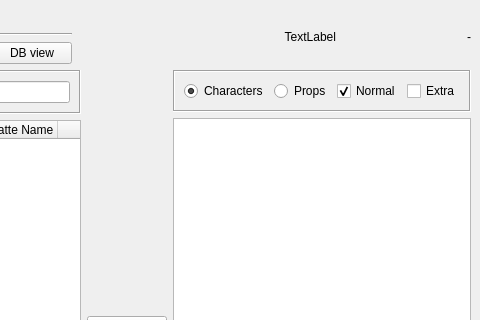
ChanonVilaiyuk/matteTools, file matteExport_ui.ui: the form before one commit; both pictures show x 452 to 932 and y 0 to 320 of the 932 by 601 pixel window.
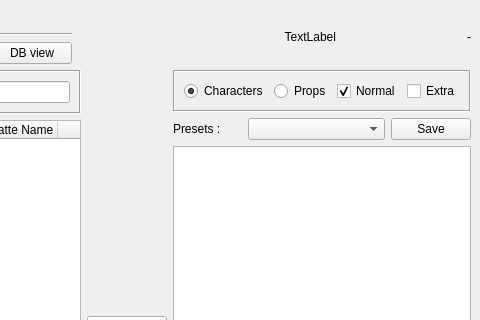
The form after the commit.

```diff
--- a/matteExport_ui.ui
+++ b/matteExport_ui.ui
@@ -373,6 +373,27 @@
           </layout>
          </widget>
         </item>
+        <item>
+         <layout class="QHBoxLayout" name="horizontalLayout_10" stretch="1,2,0">
+          <item>
+           <widget class="QLabel" name="label_2">
+            <property name="text">
+             <string>Presets : </string>
+            </property>
+           </widget>
+          </item>
+          <item>
+           <widget class="QComboBox" name="preset_comboBox"/>
+          </item>
+          <item>
+           <widget class="QPushButton" name="save_pushButton">
+            <property name="text">
+             <string>Save</string>
+            </property>
+           </widget>
+          </item>
+         </layout>
+        </item>
         <item>
          <widget class="QListWidget" name="preset_listWidget"/>
         </item>
```
